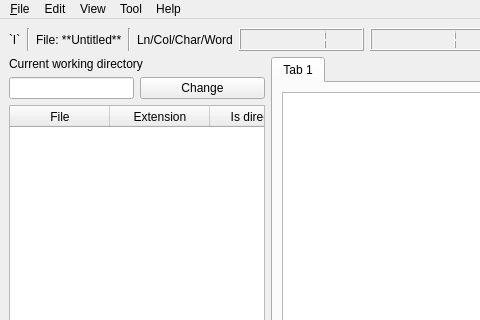
Old version of the form src/TextEditor/TextEditor.ui in the repository KatsumiKougen/SmallPyQt5Apps; both pictures show x 0 to 480 and y 0 to 320 of the 1359 by 589 pixel window.
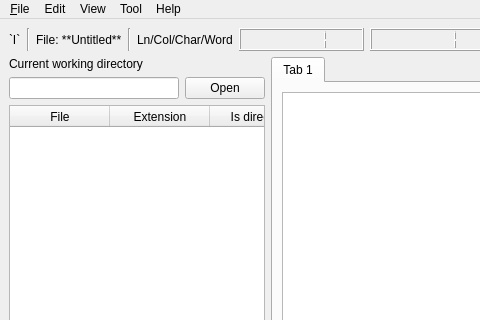
New version of the form.

```diff
--- a/src/TextEditor/TextEditor.ui
+++ b/src/TextEditor/TextEditor.ui
@@ -161,6 +161,9 @@
      <layout class="QHBoxLayout" name="TextEditorLayout">
       <item>
        <layout class="QVBoxLayout" name="FileViewLayout">
+        <property name="rightMargin">
+         <number>0</number>
+        </property>
         <item>
          <widget class="QLabel" name="FileView_CurrentDirLabel">
           <property name="text">
@@ -185,8 +188,38 @@
           </item>
           <item>
            <widget class="QPushButton" name="CWD_Button">
+            <property name="enabled">
+             <bool>true</bool>
+            </property>
+            <property name="sizePolicy">
+             <sizepolicy hsizetype="Maximum" vsizetype="Fixed">
+              <horstretch>0</horstretch>
+              <verstretch>0</verstretch>
+             </sizepolicy>
+            </property>
+            <property name="minimumSize">
+             <size>
+              <width>0</width>
+              <height>0</height>
+             </size>
+            </property>
+            <property name="sizeIncrement">
+             <size>
+              <width>0</width>
+              <height>0</height>
+             </size>
+            </property>
+            <property name="baseSize">
+             <size>
+              <width>0</width>
+              <height>0</height>
+             </size>
+            </property>
+            <property name="cursor">
+             <cursorShape>ArrowCursor</cursorShape>
+            </property>
             <property name="text">
-             <string>Change</string>
+             <string>Open</string>
             </property>
            </widget>
           </item>
```
